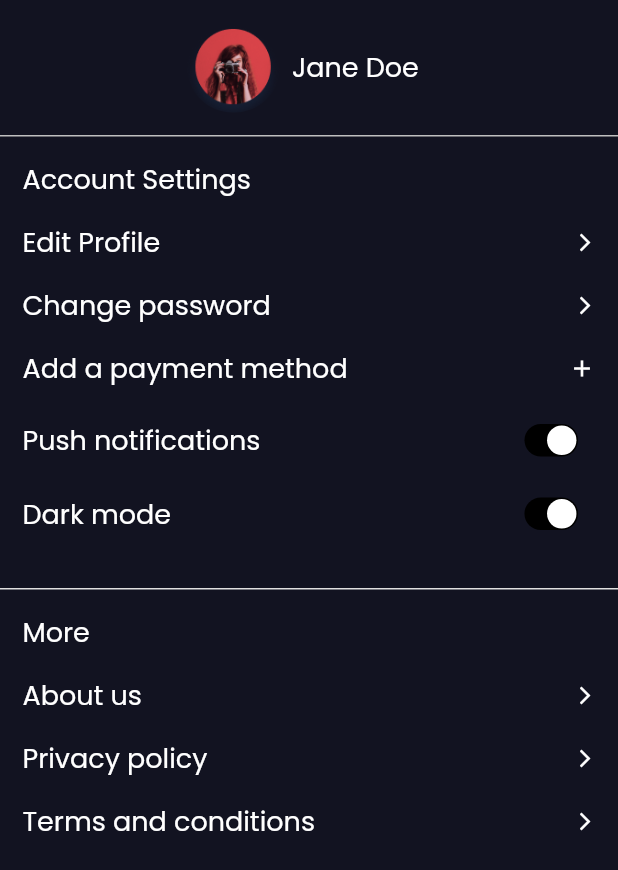
After one commit to Project-Easter/Flutter-UI, a Flutter app: the SettingsScreen screen opened by its route, on a phone screen of 412 x 824 dp. The commit adds this screen. Shown: the top 870 px of the screen. Run offline on Flutter 3.47's test engine with Material 2 defaults, Android fonts, the phone set to English and light mode, and no system bars; our stand-ins replace firebase_auth, firebase_core, font_awesome_flutter, google_fonts, google_sign_in, image_picker and 1 more; missing offline and left inert: flutter_login_facebook; accounts and stored records are empty.

Commit message:
- Setting page done - Chat half way through

```diff
--- a/lib/Constants/Colors.dart
+++ b/lib/Constants/Colors.dart
@@ -1,4 +1,5 @@
 import 'package:flutter/material.dart';
 
 final Color blackButton = Color.fromRGBO(24, 25, 38, 1);
-final Color greenButton = Color.fromRGBO(15, 178, 105, 1);
+final Color greyButton = Color.fromRGBO(15, 178, 105, 1);
+final Color silverDivisor = Color.fromRGBO(191, 191, 191, 1);
--- a/lib/Constants/routes.dart
+++ b/lib/Constants/routes.dart
@@ -5,3 +5,5 @@ const String userName = '/signup';
 const String confirmEmail = '/mailOTP';
 const String startupPage = '/startupPage';
 const String dashboard = '/dashboard';
+const String chatscreen = '/chat_screen';
+const String setscreen = '/settings_screens';
--- a/lib/Router/router.dart
+++ b/lib/Router/router.dart
@@ -1,4 +1,6 @@
 import 'package:books_app/Screens/Auth/login.dart';
+import 'package:books_app/screens/chat_screen.dart';
+import 'package:books_app/screens/settings_screens.dart';
 import 'package:flutter/material.dart';
 import 'package:books_app/Constants/routes.dart';
 import 'package:books_app/Screens/Auth/confirmOTP.dart';
@@ -26,6 +28,11 @@ class RouteGenerator {
         return MaterialPageRoute(builder: (_) => ConfirmEmailScreen());
       case dashboard:
         return MaterialPageRoute(builder: (_) => DashboardPage());
+      case chatscreen:
+        return MaterialPageRoute(builder: (_) => ChatScreen());
+      //testing the screen
+       case setscreen:
+        return MaterialPageRoute(builder: (_) => SettingsScreen());
       default:
         return MaterialPageRoute(
             builder: (_) => Scaffold(
--- a/lib/screens/initial_screen.dart
+++ b/lib/screens/initial_screen.dart
@@ -306,7 +306,7 @@ class _InitialScreenState extends State<InitialScreen> {
       buttonColor: Color.fromRGBO(35, 34, 51, 1),
       child: RaisedButton(
         onPressed: () {
-          Navigator.pushNamed(context, dashboard);
+          Navigator.pushNamed(context, setscreen);
         },
         shape: RoundedRectangleBorder(borderRadius: BorderRadius.circular(100)),
         child: Text(
--- /dev/null
+++ b/lib/screens/settings_screens.dart
@@ -0,0 +1,303 @@
+import 'package:books_app/Constants/Colors.dart';
+import 'package:books_app/util/theme_notifier.dart';
+import 'package:books_app/util/values/theme_switch.dart';
+import 'package:flutter/cupertino.dart';
+import 'package:flutter/material.dart';
+import 'package:google_fonts/google_fonts.dart';
+import 'package:provider/provider.dart';
+import 'package:shared_preferences/shared_preferences.dart';
+
+class SettingsScreen extends StatefulWidget {
+  @override
+  _SettingsScreenState createState() => _SettingsScreenState();
+}
+
+class _SettingsScreenState extends State<SettingsScreen> {
+  var _darkTheme = true;
+  bool _switchValue = true;
+
+  @override
+  Widget build(BuildContext context) {
+    final themeNotifier = Provider.of<ThemeNotifier>(context);
+    _darkTheme = (themeNotifier.getTheme() == darkTheme);
+
+    return Scaffold(
+        appBar: AppBar(
+          automaticallyImplyLeading: false,
+          elevation: 0.0,
+          toolbarHeight: 90,
+          bottom: PreferredSize(
+              child: Container(
+                color: silverDivisor,
+                height: 1.0,
+              ),
+              preferredSize: Size.fromHeight(1.0)),
+          title: Row(
+            mainAxisAlignment: MainAxisAlignment.center,
+            children: [
+              ClipRRect(
+                  borderRadius: BorderRadius.circular(50.0),
+                  child: Image.asset('assets/placeholder.PNG',
+                      height: 60, fit: BoxFit.fill)),
+              Container(
+                  padding: const EdgeInsets.all(8.0),
+                  child: Text(
+                    "Jane Doe",
+                    style: GoogleFonts.poppins(
+                        fontWeight: FontWeight.w400, fontSize: 18),
+                  ))
+            ],
+          ),
+        ),
+        body: SingleChildScrollView(
+          child: Column(
+            children: [_accountSettingsDetails(themeNotifier), _moreWidget()],
+          ),
+        ));
+  }
+
+  Widget _accountSettingsDetails(tNotifier) {
+    return Container(
+      padding: EdgeInsets.all(15),
+      decoration: BoxDecoration(
+          border: Border(bottom: BorderSide(color: Colors.grey[300]))),
+      child: Column(
+        crossAxisAlignment: CrossAxisAlignment.start,
+        children: [
+          Text(
+            "Account Settings",
+            style:
+                GoogleFonts.poppins(fontWeight: FontWeight.w400, fontSize: 18),
+          ),
+          SizedBox(
+            height: 15,
+          ),
+          Container(
+            child: Row(
+              children: [
+                Expanded(
+                  child: Text(
+                    "Edit Profile",
+                    style: GoogleFonts.poppins(
+                        fontWeight: FontWeight.w400, fontSize: 18),
+                  ),
+                ),
+                Icon(
+                  Icons.arrow_forward_ios,
+                  size: 14,
+                ),
+              ],
+            ),
+          ),
+          SizedBox(
+            height: 15,
+          ),
+          Container(
+            child: Row(
+              children: [
+                Expanded(
+                  child: Text(
+                    "Change password",
+                    style: GoogleFonts.poppins(
+                        fontWeight: FontWeight.w400, fontSize: 18),
+                  ),
+                ),
+                Icon(
+                  Icons.arrow_forward_ios,
+                  size: 14,
+                ),
+              ],
+            ),
+          ),
+          SizedBox(
+            height: 15,
+          ),
+          Container(
+            child: Row(
+              children: [
+                Expanded(
+                  child: Text(
+                    "Add a payment method",
+                    style: GoogleFonts.poppins(
+                        fontWeight: FontWeight.w400, fontSize: 18),
+                  ),
+                ),
+                Icon(
+                  Icons.add,
+                  size: 18,
+                ),
+              ],
+            ),
+          ),
+          SizedBox(
+            height: 15,
+          ),
+          Container(
+            child: Row(
+              children: [
+                Expanded(
+                  child: Text(
+                    "Push notifications",
+                    style: GoogleFonts.poppins(
+                        fontWeight: FontWeight.w400, fontSize: 18),
+                  ),
+                ),
+                Transform.scale(
+                  scale: 0.7,
+                  child: CupertinoSwitch(
+                    activeColor: Colors.black,
+                    value: _switchValue,
+                    onChanged: (val) {
+                      setState(() {
+                        _switchValue = val;
+                      });
+                    },
+                  ),
+                ),
+              ],
+            ),
+          ),
+          SizedBox(
+            height: 10,
+          ),
+          Row(
+            children: [
+              Text(
+                "Dark mode",
+                style: GoogleFonts.poppins(
+                    fontWeight: FontWeight.w400, fontSize: 18),
+              ),
+              Expanded(flex: 2, child: Container()),
+              Transform.scale(
+                scale: 0.7,
+                child: CupertinoSwitch(
+                  activeColor: Colors.black,
+                  value: _darkTheme,
+                  onChanged: (val) {
+                    setState(() {
+                      _darkTheme = val;
+                    });
+                    onThemeChanged(val, tNotifier);
+                  },
+                ),
+              ),
+            ],
+          ),
+          SizedBox(
+            height: 15,
+          ),
+        ],
+      ),
+    );
+  }
+
+  Widget _moreWidget() {
+    return Container(
+      padding: EdgeInsets.all(15),
+      child: Column(
+        crossAxisAlignment: CrossAxisAlignment.start,
+        children: [
+          Text(
+            "More",
+            style:
+                GoogleFonts.poppins(fontWeight: FontWeight.w400, fontSize: 18),
+          ),
+          SizedBox(
+            height: 15,
+          ),
+          Container(
+            child: Row(
+              children: [
+                Expanded(
+                  child: Text(
+                    "About us",
+                    style: GoogleFonts.poppins(
+                        fontWeight: FontWeight.w400, fontSize: 18),
+                  ),
+                ),
+                Icon(
+                  Icons.arrow_forward_ios,
+                  size: 14,
+                ),
+              ],
+            ),
+          ),
+          SizedBox(
+            height: 15,
+          ),
+          Container(
+            child: Row(
+              children: [
+                Expanded(
+                  child: Text(
+                    "Privacy policy",
+                    style: GoogleFonts.poppins(
+                        fontWeight: FontWeight.w400, fontSize: 18),
+                  ),
+                ),
+                Icon(
+                  Icons.arrow_forward_ios,
+                  size: 14,
+                ),
+              ],
+            ),
+          ),
+          SizedBox(
+            height: 15,
+          ),
+          Container(
+            child: Row(
+              children: [
+                Expanded(
+                  child: Text(
+                    "Terms and conditions",
+                    style: GoogleFonts.poppins(
+                        fontWeight: FontWeight.w400, fontSize: 18),
+                  ),
+                ),
+                Icon(
+                  Icons.arrow_forward_ios,
+                  size: 14,
+                ),
+              ],
+            ),
+          ),
+          SizedBox(
+            height: 15,
+          ),
+        ],
+      ),
+    );
+  }
+
+  // Widget dayNightWidget(themeNotifier) {
+  //   return ListView(
+  //     children: <Widget>[
+  //       ListTile(
+  //         title: Text('Dark Theme'),
+  //         contentPadding: const EdgeInsets.only(left: 16.0),
+  //         trailing: Transform.scale(
+  //           scale: 0.4,
+  //           child: DayNightSwitch(
+  //             value: _darkTheme,
+  //             onChanged: (val) {
+  //               setState(() {
+  //                 _darkTheme = val;
+  //               });
+  //               onThemeChanged(val, themeNotifier);
+  //             },
+  //           ),
+  //         ),
+  //       )
+  //     ],
+  //   );
+  // }
+
+  void onThemeChanged(bool value, ThemeNotifier themeNotifier) async {
+    (value)
+        ? themeNotifier.setTheme(darkTheme)
+        : themeNotifier.setTheme(lightTheme);
+    var prefs = await SharedPreferences.getInstance();
+    prefs.setBool('darkMode', value);
+  }
+}
--- /dev/null
+++ b/lib/util/theme_notifier.dart
@@ -0,0 +1,14 @@
+import 'package:flutter/material.dart';
+
+class ThemeNotifier with ChangeNotifier {
+  ThemeData _themeData;
+
+  ThemeNotifier(this._themeData);
+
+  getTheme() => _themeData;
+
+  setTheme(ThemeData themeData) async {
+    _themeData = themeData;
+    notifyListeners();
+  }
+}
--- a/lib/util/themes.dart
+++ b/lib/util/themes.dart
@@ -18,7 +18,6 @@ ThemeData bookTheme() {
   return base.copyWith(
     //Text themes
     textTheme: _bookTextTheme(base.textTheme),
-    primaryColor: Colors.white,
 
     //Buttons
     buttonColor: Color.fromRGBO(24, 25, 38, 1),
--- /dev/null
+++ b/lib/util/values/theme_switch.dart
@@ -0,0 +1,23 @@
+import 'package:flutter/material.dart';
+
+
+final darkTheme = ThemeData(
+  primarySwatch: Colors.grey,
+  primaryColor: Color.fromRGBO(18,19,33,1),
+  brightness: Brightness.dark,
+  backgroundColor: Color.fromRGBO(18,19,33,1),
+  scaffoldBackgroundColor: Color.fromRGBO(18,19,33,1),
+  accentColor: Colors.white,
+  accentIconTheme: IconThemeData(color: Colors.black),
+  dividerColor: Colors.black12,
+);
+
+final lightTheme = ThemeData(
+  primarySwatch: Colors.grey,
+  primaryColor: Colors.white,
+  brightness: Brightness.light,
+  backgroundColor: const Color(0xFFE5E5E5),
+  accentColor: Colors.black,
+  accentIconTheme: IconThemeData(color: Colors.white),
+  dividerColor: Colors.white54,
+);
--- a/pubspec.yaml
+++ b/pubspec.yaml
@@ -42,6 +42,11 @@ dependencies:
   google_fonts: ^1.1.1
   google_sign_in: "^4.5.1"
   flutter_login_facebook: ^0.4.2+3
+  image_picker: ^0.6.7+3
+  shared_preferences: ^0.5.3+4
+
+  # Provider Theme
+  provider: ^3.1.0
 
 dev_dependencies:
   flutter_test:
@@ -59,3 +64,4 @@ flutter:
   uses-material-design: true
   assets:
       - assets/
+      - assets/placeholder.PNG
```
Also changed, not shown: lib/Chat/message_bubble.dart (added, +45 -0 lines), lib/Chat/messages.dart (added, +11 -0 lines), lib/Chat/new_message.dart (added, +15 -0 lines), lib/Widgets/user_image_picker.dart (added, +37 -0 lines), lib/main.dart (+10 -1 lines), lib/screens/chat_screen.dart (added, +25 -0 lines), assets/placeholder.PNG (added), pubspec.lock.
